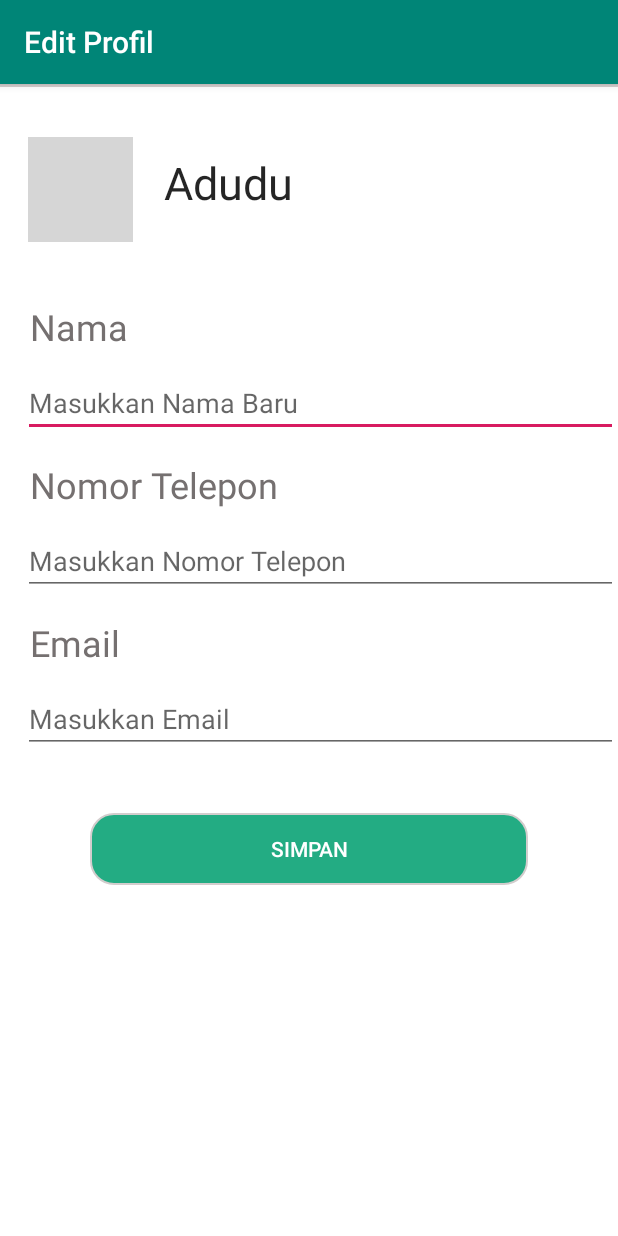
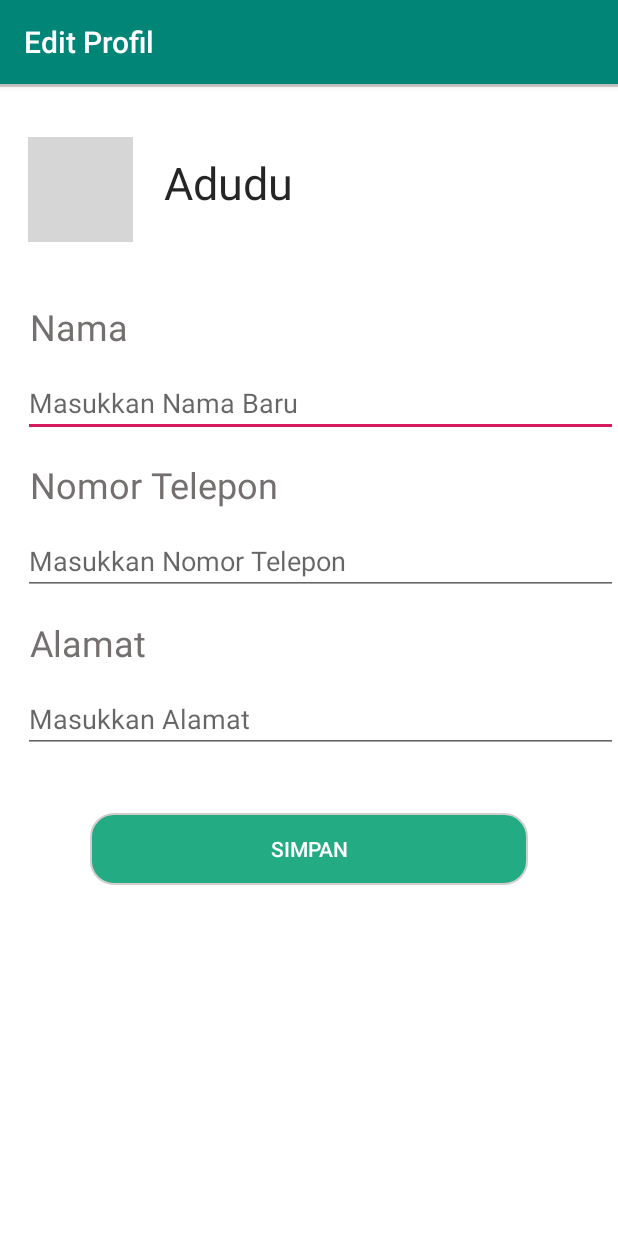
Before and after one commit to reksadnml/Loakin2, an Android app: the ProfilFragment screen opened through its navigation route, after a tap on "Edit Profil", on a phone screen of 412 x 824 dp. Run offline under Robolectric (Android 15) with nearby library versions, the phone set to English and light mode, and no system bars; our stand-ins replace Firebase (no records; nobody signed in at launch, a user with empty details on screens opened directly), navigation-ui; 5 statements that could not run were skipped; grey boxes are pictures that could not be loaded.

Commit message:
database user

```diff
--- a/app/src/main/java/com/example/loakin/DaftarPengguna.java
+++ b/app/src/main/java/com/example/loakin/DaftarPengguna.java
@@ -23,7 +23,7 @@ public class DaftarPengguna extends AppCompatActivity {
     private EditText etEmail, etPassword, etAlamat, etNama, etTelpon;
     private Button btnDaftar;
     FirebaseAuth mFirebaseAuth;
-    private FirebaseFirestore mDb;
+    public FirebaseFirestore mDb;
 
     protected void onCreate(Bundle savedInstanceState) {
         super.onCreate(savedInstanceState);
@@ -88,7 +88,7 @@ public class DaftarPengguna extends AppCompatActivity {
         });
     }
 
-    private void insertDataToFirestore(String sNama, String sEmail, String sAlamat, String sTelpon, String uid) {
+    public void insertDataToFirestore(String sNama, String sEmail, String sAlamat, String sTelpon, String uid) {
         // insert user to firestore
         Pengguna pengguna = new Pengguna();
         pengguna.setNama(sNama);
--- a/app/src/main/java/com/example/loakin/EditProfil.java
+++ b/app/src/main/java/com/example/loakin/EditProfil.java
@@ -1,13 +1,103 @@
 package com.example.loakin;
 
+import android.content.Intent;
 import android.os.Bundle;
+import android.view.View;
+import android.widget.Button;
+import android.widget.EditText;
+import android.widget.TextView;
 
+import androidx.annotation.NonNull;
 import androidx.appcompat.app.AppCompatActivity;
 
+import com.example.loakin.ui.profil.ProfilFragment;
+import com.google.android.gms.tasks.OnCompleteListener;
+import com.google.android.gms.tasks.OnSuccessListener;
+import com.google.android.gms.tasks.Task;
+import com.google.firebase.auth.FirebaseAuth;
+import com.google.firebase.firestore.DocumentReference;
+import com.google.firebase.firestore.DocumentSnapshot;
+import com.google.firebase.firestore.FirebaseFirestore;
+import com.google.firebase.firestore.FirebaseFirestoreSettings;
+
 public class EditProfil extends AppCompatActivity {
+
+    private FirebaseFirestore mDb;
+    TextView titleNama;
+    EditText editNama;
+    EditText editNomor;
+    EditText editAlamat;
+    Button buttonSave;
+
     protected void onCreate(Bundle savedInstanceState) {
         super.onCreate(savedInstanceState);
         setContentView(R.layout.edit_profil);
         getSupportActionBar().setTitle("Edit Profil");
+
+        // inisiasi databse firestore
+        mDb = FirebaseFirestore.getInstance();
+
+        titleNama = findViewById(R.id.title_nama);
+        editNama = findViewById(R.id.edit_nama);
+        editNomor = findViewById(R.id.edit_telepon);
+        editAlamat = findViewById(R.id.edit_alamat);
+        buttonSave = findViewById(R.id.button_save);
+
+        DocumentReference docRef = mDb.collection("Users").document(FirebaseAuth.getInstance().getUid());
+        docRef.get().addOnSuccessListener(new OnSuccessListener<DocumentSnapshot>() {
+            @Override
+            public void onSuccess(DocumentSnapshot documentSnapshot) {
+                Pengguna pengguna = documentSnapshot.toObject(Pengguna.class);
+                titleNama.setText(pengguna.nama);
+                editNama.setHint(pengguna.nama);
+                editNomor.setHint(pengguna.nomorTelepon);
+                editAlamat.setHint(pengguna.alamat);
+            }
+        });
+
+        buttonSave.setOnClickListener(new View.OnClickListener() {
+            @Override
+            public void onClick(View view) {
+                DocumentReference docRef = mDb.collection("Users").document(FirebaseAuth.getInstance().getUid());
+                docRef.get().addOnSuccessListener(new OnSuccessListener<DocumentSnapshot>() {
+                    @Override
+                    public void onSuccess(DocumentSnapshot documentSnapshot) {
+                        Pengguna pengguna = documentSnapshot.toObject(Pengguna.class);
+                        pengguna.nama = editNama.getText().toString();
+                        pengguna.nomorTelepon = editNomor.getText().toString();
+                        pengguna.alamat = editAlamat.getText().toString();
+                        editProfil(pengguna.nama, pengguna.email, pengguna.alamat,
+                                pengguna.nomorTelepon, FirebaseAuth.getInstance().getUid());
+                    }
+                });
+            }
+        });
+    }
+
+    private void editProfil(String nama, String email, String alamat, String nomorTelepon, String uid) {
+        // insert user to firestore
+        Pengguna pengguna = new Pengguna();
+        pengguna.setNama(nama);
+        pengguna.setEmail(email);
+        pengguna.setAlamat(alamat);
+        pengguna.setNomorTelepon(nomorTelepon);
+        pengguna.setUserId(uid);
+
+        FirebaseFirestoreSettings settings = new FirebaseFirestoreSettings.Builder()
+                .setTimestampsInSnapshotsEnabled(true)
+                .build();
+        mDb.setFirestoreSettings(settings);
+
+        DocumentReference newUserRef = mDb
+                .collection("Users")
+                .document(uid);
+
+        newUserRef.set(pengguna).addOnCompleteListener(new OnCompleteListener<Void>() {
+            @Override
+            public void onComplete(@NonNull Task<Void> task) {
+                Intent intent = new Intent(EditProfil.this, ProfilFragment.class);
+                startActivity(intent);
+            }
+        });
     }
 }
--- a/app/src/main/java/com/example/loakin/ui/profil/ProfilFragment.java
+++ b/app/src/main/java/com/example/loakin/ui/profil/ProfilFragment.java
@@ -14,17 +14,23 @@ import androidx.fragment.app.Fragment;
 
 import com.example.loakin.EditProfil;
 import com.example.loakin.MainActivity;
+import com.example.loakin.Pengguna;
 import com.example.loakin.R;
 import com.example.loakin.bottomNav;
 import com.example.loakin.ui.beranda.DashboardViewModel;
+import com.google.android.gms.tasks.OnSuccessListener;
 import com.google.firebase.auth.FirebaseAuth;
 import com.google.firebase.auth.FirebaseUser;
+import com.google.firebase.firestore.DocumentReference;
+import com.google.firebase.firestore.DocumentSnapshot;
+import com.google.firebase.firestore.FirebaseFirestore;
 
 public class ProfilFragment extends Fragment {
     private ProfilViewModel profilViewModel;
     private LinearLayout buttonEdit, buttonLogout;
     private TextView namaAkun;
     FirebaseAuth  mFirebaseAuth;
+    FirebaseFirestore mDb;
 
     public View onCreateView(@NonNull LayoutInflater inflater,
                              ViewGroup container, Bundle savedInstanceState) {
@@ -56,16 +62,15 @@ public class ProfilFragment extends Fragment {
             }
         });
 
-        FirebaseUser user = FirebaseAuth.getInstance().getCurrentUser();
-        namaAkun.setText(user.getEmail());
-
-//        final TextView textView = root.findViewById(R.id.text_dashboard);
-//        dashboardViewModel.getText().observe(this, new Observer<String>() {
-//            @Override
-//            public void onChanged(@Nullable String s) {
-//                textView.setText(s);
-//            }
-//        });
+        mDb = FirebaseFirestore.getInstance();
+        DocumentReference docRef = mDb.collection("Users").document(FirebaseAuth.getInstance().getUid());
+        docRef.get().addOnSuccessListener(new OnSuccessListener<DocumentSnapshot>() {
+            @Override
+            public void onSuccess(DocumentSnapshot documentSnapshot) {
+                Pengguna pengguna = documentSnapshot.toObject(Pengguna.class);
+                namaAkun.setText(pengguna.nama);
+            }
+        });
         return root;
     }
 }
--- a/app/src/main/res/layout/edit_profil.xml
+++ b/app/src/main/res/layout/edit_profil.xml
@@ -45,7 +45,7 @@
                 app:srcCompat="@drawable/ic_man"/>
 
             <TextView
-                android:id="@+id/kotakNama"
+                android:id="@+id/title_nama"
                 android:layout_width="match_parent"
                 android:layout_height="wrap_content"
                 android:padding="15dp"
@@ -66,6 +66,7 @@
                 android:layout_marginLeft="20dp"
                 android:layout_marginTop="15dp"></TextView>
             <EditText
+                android:id="@+id/edit_nama"
                 android:layout_width="match_parent"
                 android:layout_height="wrap_content"
                 android:hint="Masukkan Nama Baru"
@@ -86,6 +87,7 @@
                 android:layout_marginLeft="20dp"
                 android:layout_marginTop="15dp"></TextView>
             <EditText
+                android:id="@+id/edit_telepon"
                 android:layout_width="match_parent"
                 android:layout_height="wrap_content"
                 android:hint="Masukkan Nomor Telepon"
@@ -100,21 +102,22 @@
             <TextView
                 android:layout_width="match_parent"
                 android:layout_height="wrap_content"
-                android:text="Email"
+                android:text="Alamat"
                 android:textColor="#757070"
                 android:textSize="24sp"
                 android:layout_marginLeft="20dp"
                 android:layout_marginTop="15dp"></TextView>
             <EditText
+                android:id="@+id/edit_alamat"
                 android:layout_width="match_parent"
                 android:layout_height="wrap_content"
-                android:hint="Masukkan Email"
+                android:hint="Masukkan Alamat"
                 android:layout_marginLeft="15dp"
                 android:layout_marginTop="12dp"
                 android:inputType="textEmailAddress"></EditText>
         </LinearLayout>
         <Button
-            android:id="@+id/buttonMasuk"
+            android:id="@+id/button_save"
             android:layout_width="match_parent"
             android:layout_height="wrap_content"
             android:layout_marginRight="60dp"
```
